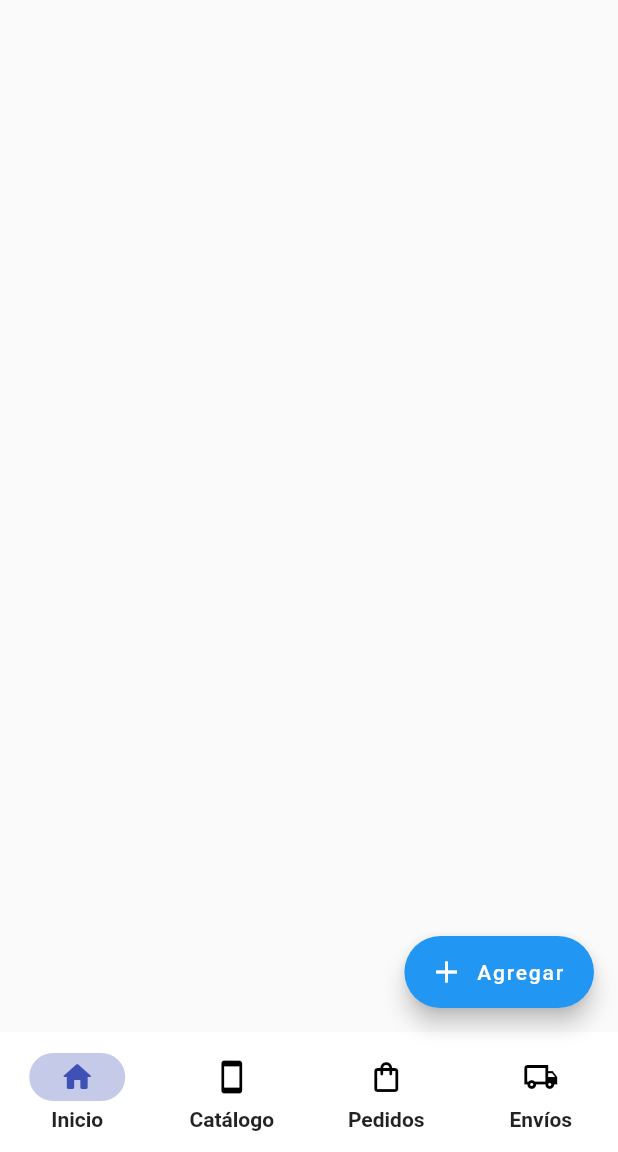
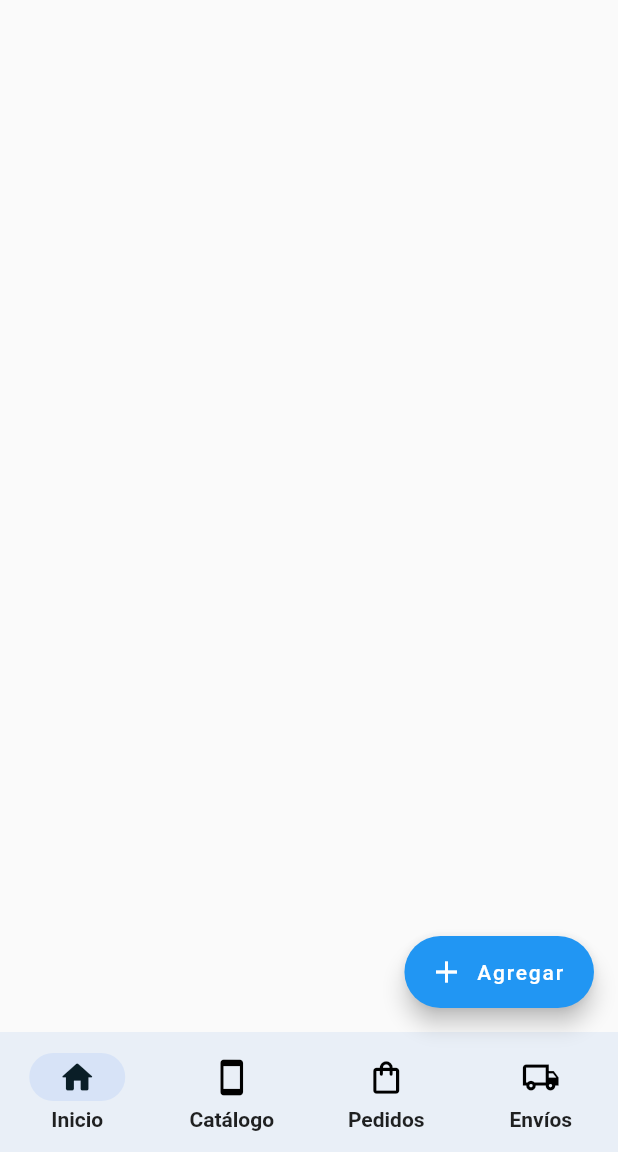
Before and after one commit to melviinalfaro/tienda, a Flutter app: the screen it shows after launch, on a phone screen of 412 x 824 dp, the part 84-1236 px from its top. Run offline on Flutter 3.47's test engine with Material 2 defaults, Android fonts, the phone set to English and light mode, and no system bars.

Commit message:
Actualización de colores

```diff
--- a/lib/util/movil_layout.dart
+++ b/lib/util/movil_layout.dart
@@ -21,8 +21,8 @@ class _MovilState extends State<MyMovilLayout> {
       ),
       bottomNavigationBar: NavigationBarTheme(
           data: NavigationBarThemeData(
-            backgroundColor: Theme.of(context).brightness == Brightness.dark ? const Color(0xFF252525) : Colors.white,
-            indicatorColor: Colors.indigo.shade100,
+            backgroundColor: Theme.of(context).brightness == Brightness.dark ? const Color(0xFF252525) : const Color(0xFFE9EFF7),
+            indicatorColor: Theme.of(context).brightness == Brightness.dark ? const Color(0xFF9FCAFF) : const Color(0xFFD7E3F7),
             height: 80,
             labelTextStyle: MaterialStateProperty.all(
               const TextStyle(fontSize: 14, fontWeight: FontWeight.w600),
@@ -31,30 +31,30 @@ class _MovilState extends State<MyMovilLayout> {
           child: NavigationBar(
             destinations: const [
               NavigationDestination(
-                icon: Icon(Icons.home_outlined, size: 24),
+                icon: Icon(Icons.home_outlined, size: 26),
                 selectedIcon:
-                    Icon(Icons.home_rounded, color: Colors.indigo, size: 24),
+                    Icon(Icons.home_rounded, color: Color(0xFF0A1E27), size: 26),
                 label: 'Inicio',
                 tooltip: '',
               ),
               NavigationDestination(
-                icon: Icon(Icons.smartphone_outlined, size: 24),
+                icon: Icon(Icons.smartphone_outlined, size: 26),
                 selectedIcon: Icon(Icons.smartphone_rounded,
-                    color: Colors.indigo, size: 24),
+                    color: Color(0xFF0A1E27), size: 26),
                 label: 'Catálogo',
                 tooltip: '',
               ),
               NavigationDestination(
-                icon: Icon(Icons.shopping_bag_outlined, size: 24),
+                icon: Icon(Icons.shopping_bag_outlined, size: 26),
                 selectedIcon: Icon(Icons.shopping_bag_rounded,
-                    color: Colors.indigo, size: 24),
+                    color: Color(0xFF0A1E27), size: 26),
                 label: 'Pedidos',
                 tooltip: '',
               ),
               NavigationDestination(
-                icon: Icon(Icons.local_shipping_outlined, size: 24),
+                icon: Icon(Icons.local_shipping_outlined, size: 26),
                 selectedIcon: Icon(Icons.local_shipping_rounded,
-                    color: Colors.indigo, size: 24),
+                    color: Color(0xFF0A1E27), size: 26),
                 label: 'Envíos',
                 tooltip: '',
               ),
```
